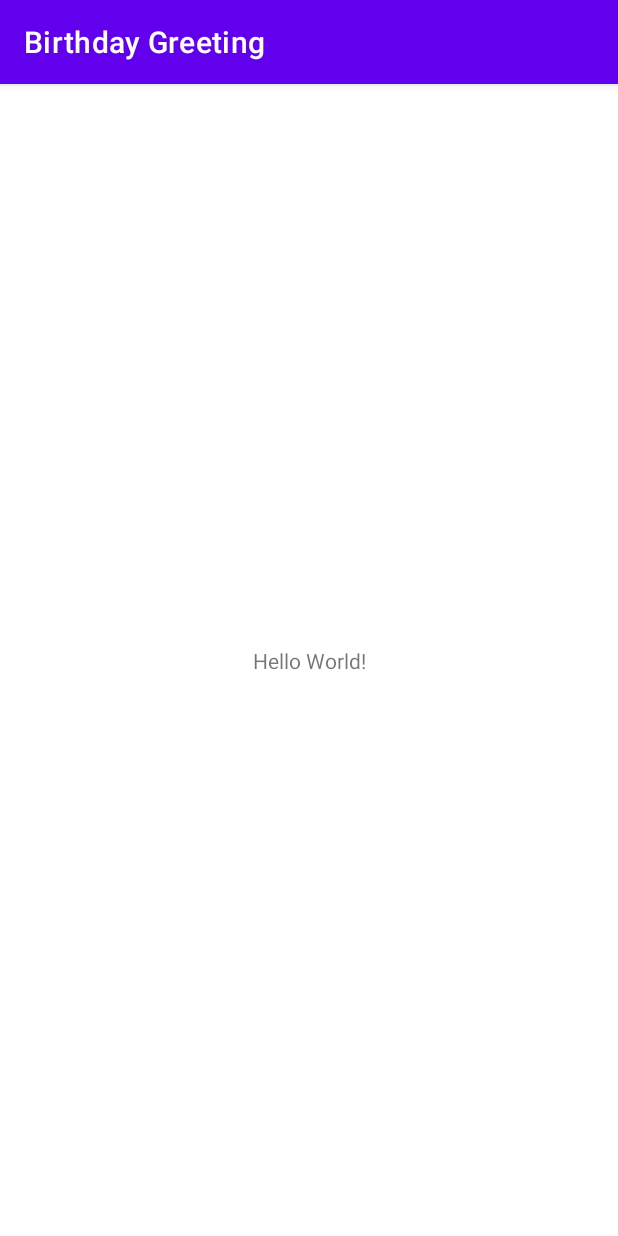
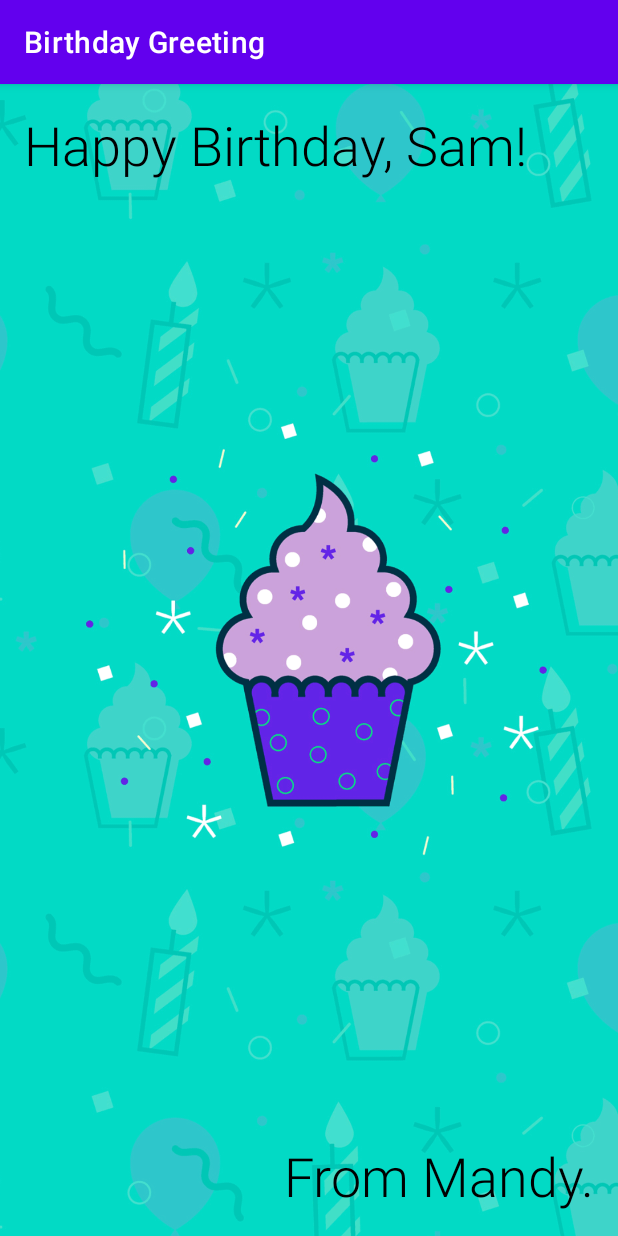
Before and after one commit to MandeepDalavi/Birthday-Greeting, an Android app: the screen it shows after launch (MainActivity), on a phone screen of 412 x 824 dp. Run offline under Robolectric (Android 15) with nearby library versions, the phone set to English and light mode, and no system bars.

Commit message:
added basic birthday message with image

```diff
--- a/app/src/main/res/layout/activity_main.xml
+++ b/app/src/main/res/layout/activity_main.xml
@@ -6,13 +6,45 @@
     android:layout_height="match_parent"
     tools:context=".MainActivity">
 
+    <ImageView
+        android:id="@+id/imageView"
+        android:layout_width="0dp"
+        android:layout_height="0dp"
+        android:importantForAccessibility="no"
+        android:scaleType="centerCrop"
+        app:layout_constraintBottom_toBottomOf="parent"
+        app:layout_constraintEnd_toEndOf="parent"
+        app:layout_constraintStart_toStartOf="parent"
+        app:layout_constraintTop_toTopOf="parent"
+        app:srcCompat="@drawable/androidparty" />
+
     <TextView
+        android:id="@+id/textView2"
         android:layout_width="wrap_content"
         android:layout_height="wrap_content"
-        android:text="Hello World!"
+        android:layout_marginStart="16dp"
+        android:layout_marginTop="16dp"
+        android:fontFamily="sans-serif-light"
+        android:text="@string/happy_birthday_text"
+        android:textColor="@color/black"
+        android:textSize="36sp"
         app:layout_constraintBottom_toBottomOf="parent"
-        app:layout_constraintLeft_toLeftOf="parent"
         app:layout_constraintRight_toRightOf="parent"
-        app:layout_constraintTop_toTopOf="parent" />
+        app:layout_constraintStart_toStartOf="parent"
+        app:layout_constraintTop_toTopOf="parent"
+        app:layout_constraintVertical_bias="0.0" />
+
+    <TextView
+        android:id="@+id/textView"
+        android:layout_width="wrap_content"
+        android:layout_height="wrap_content"
+        android:layout_marginEnd="16dp"
+        android:layout_marginBottom="16dp"
+        android:fontFamily="sans-serif-light"
+        android:text="@string/signature_text"
+        android:textColor="@android:color/black"
+        android:textSize="36sp"
+        app:layout_constraintBottom_toBottomOf="parent"
+        app:layout_constraintEnd_toEndOf="parent" />
 
 </androidx.constraintlayout.widget.ConstraintLayout>
--- a/app/src/main/res/values/strings.xml
+++ b/app/src/main/res/values/strings.xml
@@ -1,3 +1,5 @@
 <resources>
     <string name="app_name">Birthday Greeting</string>
+    <string name="happy_birthday_text">Happy Birthday, Sam!</string>
+    <string name="signature_text">From Mandy.</string>
 </resources>
```
Also changed, not shown: app/src/main/res/drawable/androidparty.png (added).
